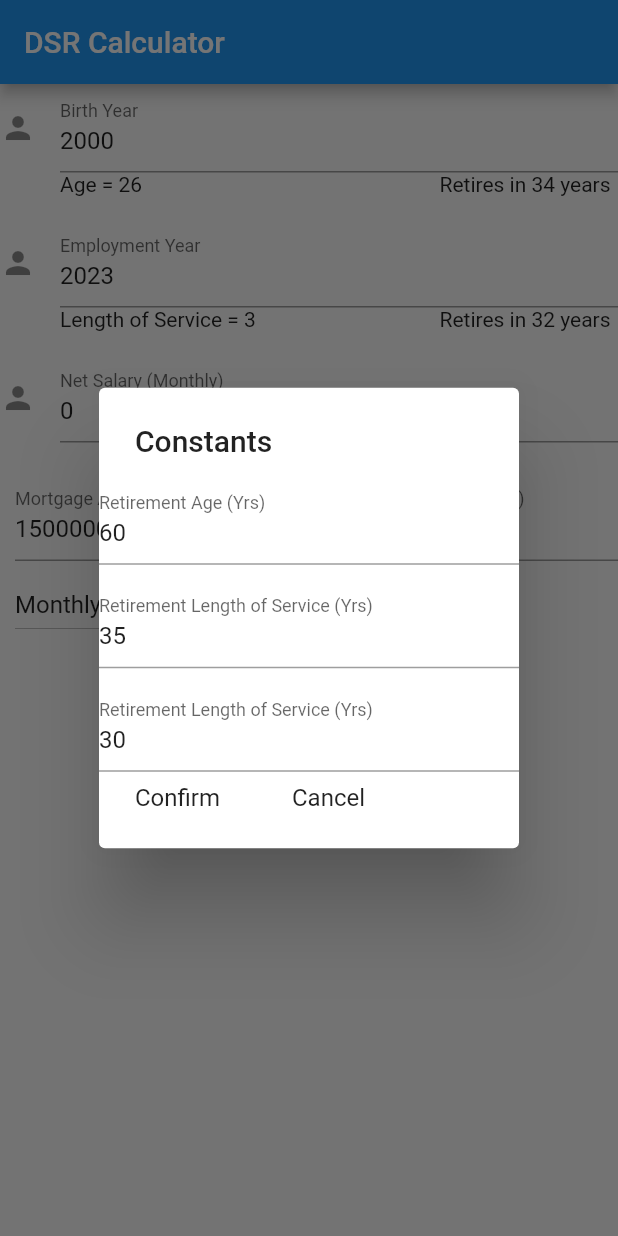
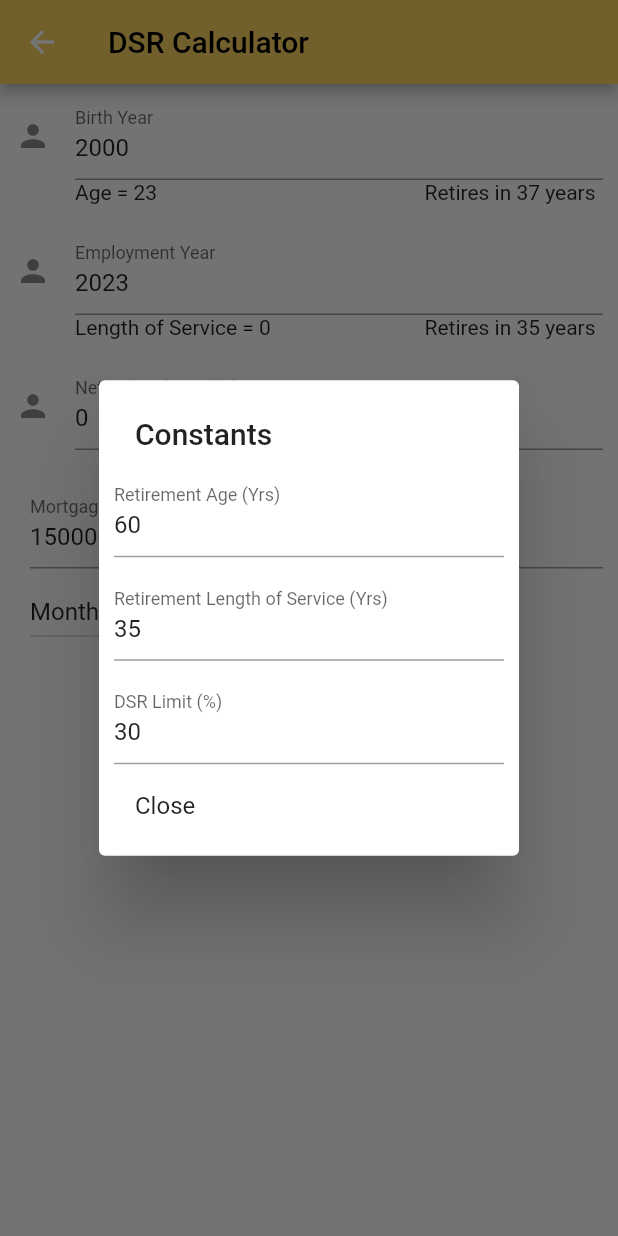
Before and after one commit to AliAkolade/DSR-Calculator, a Flutter app: the MyHomePage screen opened directly, after a tap on "Edit Constants", on a phone screen of 412 x 824 dp. Run offline on Flutter 3.47's test engine with Material 2 defaults, Android fonts, the phone set to English and light mode, and no system bars; our stand-ins replace flutter_multi_formatter; missing offline and left inert: splash_view.

Commit message:
version 1

```diff
--- a/lib/main.dart
+++ b/lib/main.dart
@@ -4,6 +4,8 @@ import 'package:flutter/material.dart';
 import 'package:flutter/services.dart';
 import 'package:flutter_multi_formatter/flutter_multi_formatter.dart';
 import 'package:intl/intl.dart';
+import 'package:splash_view/source/presentation/pages/pages.dart';
+import 'package:splash_view/source/presentation/widgets/done.dart';
 
 void main() {
   runApp(const MyApp());
@@ -14,9 +16,18 @@ class MyApp extends StatelessWidget {
 
   @override
   Widget build(BuildContext context) {
-    return const MaterialApp(title: 'DSR Calculator',
+    return MaterialApp(
+        title: 'OKB Homes: DSR Calculator',
         debugShowCheckedModeBanner: false,
-        home: MyHomePage(title: 'DSR Calculator'));
+        home: SplashView(
+            backgroundColor: const Color.fromRGBO(37, 33, 34, 1),
+            logo: Image.asset('assets/dsrLogo.png'),
+            loadingIndicator: Column(children: const [
+              CircularProgressIndicator(color: Color.fromRGBO(246, 207, 96, 1)),
+              SizedBox(height: 20)
+            ]),
+            bottomLoading: true,
+            done: Done(const MyHomePage(title: 'DSR Calculator'))));
   }
 }
 
@@ -31,8 +42,15 @@ class MyHomePage extends StatefulWidget {
 class _MyHomePageState extends State<MyHomePage> {
   @override
   Widget build(BuildContext context) {
-    return Scaffold(appBar: AppBar(title: Text(widget.title)),
-        body: const SingleChildScrollView(child: DSRForm()));
+    return Scaffold(
+        appBar: AppBar(
+            title:
+                Text(widget.title, style: const TextStyle(color: Colors.black)),
+            backgroundColor: const Color.fromRGBO(246, 207, 96, 1)),
+        body: const SingleChildScrollView(
+            child: Padding(
+                padding: EdgeInsets.symmetric(horizontal: 10, vertical: 5),
+                child: DSRForm())));
   }
 }
 
@@ -50,8 +68,8 @@ class DSRFormState extends State<DSRForm> {
   TextEditingController yearOfBirth = TextEditingController(text: "2000");
   TextEditingController yearOfEmployment = TextEditingController(text: "2023");
   TextEditingController netSalary = TextEditingController(text: "0");
-  TextEditingController mortgageAmount = TextEditingController(
-      text: "15000000");
+  TextEditingController mortgageAmount =
+      TextEditingController(text: "15000000");
   TextEditingController mortgageInterest = TextEditingController(text: "10");
   TextEditingController mortgageTenure = TextEditingController(text: "1");
   TextEditingController maxAge = TextEditingController(text: "60");
@@ -78,44 +96,56 @@ class DSRFormState extends State<DSRForm> {
   final NumberFormat usCurrency = NumberFormat('#,###.##', 'en_US');
 
   editConstants() {
-    showDialog(context: context, builder: (BuildContext context) {
-      return SimpleDialog(title: const Text('Constants'),
-        children: <Widget>[
-          TextFormField(controller: maxAge,
+    showDialog(
+        context: context,
+        builder: (BuildContext context) {
+          return SimpleDialog(title: const Text('Constants'), children: <
+              Widget>[
+            Padding(
+                padding: const EdgeInsets.fromLTRB(10, 0, 10, 10),
+                child: Column(children: [
+                  TextFormField(
+                      controller: maxAge,
                       keyboardType: TextInputType.number,
                       inputFormatters: [FilteringTextInputFormatter.digitsOnly],
                       decoration: const InputDecoration(
                           labelText: 'Retirement Age (Yrs)'),
                       onChanged: (value) {
+                        retireAge = int.parse(value) -
+                            (DateTime.now().year - int.parse(yearOfBirth.text));
                         getMaxPeriod();
                       }),
                   const SizedBox(height: 10),
-          TextFormField(controller: maxService,
+                  TextFormField(
+                      controller: maxService,
                       keyboardType: TextInputType.number,
                       inputFormatters: [FilteringTextInputFormatter.digitsOnly],
                       decoration: const InputDecoration(
                           labelText: 'Retirement Length of Service (Yrs)'),
                       onChanged: (value) {
+                        retireService = int.parse(value) -
+                            (DateTime.now().year -
+                                int.parse(yearOfEmployment.text));
                         getMaxPeriod();
                       }),
                   const SizedBox(height: 10),
-          TextFormField(controller: dsrLimit,
+                  TextFormField(
+                      controller: dsrLimit,
                       keyboardType: TextInputType.number,
                       inputFormatters: [FilteringTextInputFormatter.digitsOnly],
-              decoration: const InputDecoration(
-                  labelText: 'Retirement Length of Service (Yrs)'),
+                      decoration:
+                          const InputDecoration(labelText: 'DSR Limit (%)'),
                       onChanged: (value) {
                         calculateDSR();
-              }),
-
-          Row(children: [SimpleDialogOption(onPressed: () {
+                      })
+                ])),
+            SimpleDialogOption(
+                onPressed: () {
                   getMaxPeriod();
                   Navigator.pop(context);
-          }, child: const Text('Confirm'),), SimpleDialogOption(onPressed: () {
-            Navigator.pop(context);
-          }, child: const Text('Cancel'),)
-          ])
-        ],);
+                },
+                child: const Text('Close'))
+          ]);
         });
   }
 
@@ -142,9 +172,13 @@ class DSRFormState extends State<DSRForm> {
 
   calculateDSR() {
     setState(() {
-      dsr = double.parse(((emi / (double.parse(
-          netSalary.text.replaceAll("₦ ", "").replaceAll(",", "")) *
-          (12 / noPayments))) * 100).toStringAsFixed(3));
+      dsr = double.parse(((emi /
+                  (double.parse(netSalary.text
+                          .replaceAll("₦ ", "")
+                          .replaceAll(",", "")) *
+                      (12 / noPayments))) *
+              100)
+          .toStringAsFixed(3));
     });
   }
 
@@ -152,39 +186,32 @@ class DSRFormState extends State<DSRForm> {
   void initState() {
     super.initState();
     setState(() {
-      age = DateTime
-          .now()
-          .year - int.parse(yearOfBirth.text);
-      retireAge = int.parse(maxAge.text) - (DateTime
-          .now()
-          .year - int.parse(yearOfBirth.text));
-      lenService = DateTime
-          .now()
-          .year - int.parse(yearOfEmployment.text);
-      retireService = int.parse(maxService.text) - (DateTime
-          .now()
-          .year - int.parse(yearOfEmployment.text));
+      age = DateTime.now().year - int.parse(yearOfBirth.text);
+      retireAge = int.parse(maxAge.text) -
+          (DateTime.now().year - int.parse(yearOfBirth.text));
+      lenService = DateTime.now().year - int.parse(yearOfEmployment.text);
+      retireService = int.parse(maxService.text) -
+          (DateTime.now().year - int.parse(yearOfEmployment.text));
       getMaxPeriod();
     });
   }
 
   @override
   Widget build(BuildContext context) {
-    return Form(key: _formKey,
-        child: Column(mainAxisAlignment: MainAxisAlignment.start,
-            children: <Widget>[
-              TextFormField(controller: yearOfBirth,
+    return Form(
+        key: _formKey,
+        child: Column(mainAxisAlignment: MainAxisAlignment.start, children: <
+            Widget>[
+          TextFormField(
+              controller: yearOfBirth,
               keyboardType: TextInputType.number,
               decoration: const InputDecoration(
                   icon: Icon(Icons.person), labelText: 'Birth Year'),
               onChanged: (value) {
                 setState(() {
-                      age = DateTime
-                          .now()
-                          .year - int.parse(value);
-                      retireAge = int.parse(maxAge.text) - (DateTime
-                          .now()
-                          .year - int.parse(value));
+                  age = DateTime.now().year - int.parse(value);
+                  retireAge = int.parse(maxAge.text) -
+                      (DateTime.now().year - int.parse(value));
                   getMaxPeriod();
                 });
               }),
@@ -196,18 +223,16 @@ class DSRFormState extends State<DSRForm> {
             const SizedBox(width: 5)
           ]),
           const SizedBox(height: 15),
-              TextFormField(keyboardType: TextInputType.number,
+          TextFormField(
+              keyboardType: TextInputType.number,
               controller: yearOfEmployment,
               decoration: const InputDecoration(
                   icon: Icon(Icons.person), labelText: 'Employment Year'),
               onChanged: (value) {
                 setState(() {
-                      lenService = DateTime
-                          .now()
-                          .year - int.parse(value);
-                      retireService = int.parse(maxService.text) - (DateTime
-                          .now()
-                          .year - int.parse(value));
+                  lenService = DateTime.now().year - int.parse(value);
+                  retireService = int.parse(maxService.text) -
+                      (DateTime.now().year - int.parse(value));
                   getMaxPeriod();
                 });
               }),
@@ -219,46 +244,55 @@ class DSRFormState extends State<DSRForm> {
             const SizedBox(width: 5)
           ]),
           const SizedBox(height: 15),
-              TextFormField(keyboardType: TextInputType.number,
+          TextFormField(
+              keyboardType: TextInputType.number,
               controller: netSalary,
               inputFormatters: [
-                    CurrencyInputFormatter(leadingSymbol: "₦",
+                CurrencyInputFormatter(
+                    leadingSymbol: "₦",
                     useSymbolPadding: true,
                     mantissaLength: 1)
               ],
-                  decoration: const InputDecoration(icon: Icon(Icons.person),
-                      labelText: 'Net Salary (Monthly)'),
+              decoration: const InputDecoration(
+                  icon: Icon(Icons.person), labelText: 'Net Salary (Monthly)'),
               onChanged: (text) {
                 calculateDSR();
               }),
           const SizedBox(height: 20),
           Row(children: [
             const SizedBox(width: 10),
-                Expanded(child: TextFormField(controller: mortgageAmount,
+            Expanded(
+                child: TextFormField(
+                    controller: mortgageAmount,
                     keyboardType: TextInputType.number,
                     inputFormatters: [
-                      CurrencyInputFormatter(leadingSymbol: "₦",
+                      CurrencyInputFormatter(
+                          leadingSymbol: "₦",
                           useSymbolPadding: true,
                           mantissaLength: 1)
                     ],
-                    decoration: const InputDecoration(
-                        labelText: 'Mortgage Amount'),
+                    decoration:
+                        const InputDecoration(labelText: 'Mortgage Amount'),
                     onChanged: (value) {
                       calculateEMI();
                     })),
             const SizedBox(width: 10),
-                Expanded(child: TextFormField(controller: mortgageInterest,
+            Expanded(
+                child: TextFormField(
+                    controller: mortgageInterest,
                     keyboardType: TextInputType.number,
-                    decoration: const InputDecoration(
-                        labelText: 'Interest (%)'),
+                    decoration:
+                        const InputDecoration(labelText: 'Interest (%)'),
                     onChanged: (value) {
                       calculateEMI();
                     })),
             const SizedBox(width: 10),
-                Expanded(child: TextFormField(controller: mortgageTenure,
+            Expanded(
+                child: TextFormField(
+                    controller: mortgageTenure,
                     keyboardType: TextInputType.number,
-                    decoration: const InputDecoration(
-                        labelText: 'Tenure (Yrs)'),
+                    decoration:
+                        const InputDecoration(labelText: 'Tenure (Yrs)'),
                     onChanged: (value) {
                       setState(() {
                         mPeriod = int.parse(value);
@@ -269,17 +303,16 @@ class DSRFormState extends State<DSRForm> {
           const SizedBox(height: 5),
           Row(children: [
             const SizedBox(width: 10),
-                DropdownButton(value: interval,
-                    items: intNames.map<DropdownMenuItem<String>>((
-                        String value) {
+            DropdownButton(
+                value: interval,
+                items: intNames.map<DropdownMenuItem<String>>((String value) {
                   return DropdownMenuItem<String>(
                       value: value, child: Text(value));
                 }).toList(),
                 onChanged: (String? value) {
                   setState(() {
                     interval = value!;
-                        noPayments =
-                            intPeriods.elementAt(intNames.indexOf(value));
+                    noPayments = intPeriods.elementAt(intNames.indexOf(value));
                   });
                   calculateEMI();
                 }),
@@ -289,12 +322,21 @@ class DSRFormState extends State<DSRForm> {
           const SizedBox(height: 30),
           Text("DSR - $dsr%"),
           const SizedBox(height: 5),
-              (dsr <= int.parse(dsrLimit.text)) ? const Text("Qualified") : const Text(
-                  "Not Qualified"),
+          (dsr <= int.parse(dsrLimit.text))
+              ? const Text("Qualified",
+                  style: TextStyle(
+                      color: Colors.green, fontWeight: FontWeight.bold))
+              : const Text("Not Qualified",
+                  style: TextStyle(
+                      color: Colors.red, fontWeight: FontWeight.bold)),
           const SizedBox(height: 20),
-              OutlinedButton(onPressed: () {
+          OutlinedButton(
+              onPressed: () {
                 editConstants();
-              }, child: const Text("Edit Constants"))
+              },
+              child: const Text("Edit Constants",
+                  style: TextStyle(
+                      color: Colors.black54, fontWeight: FontWeight.bold)))
         ]));
   }
 }
```
Also changed, not shown: pubspec.yaml (+11 -73 lines), assets/dsrLogo.png (added). Lines whose indentation alone changed are shown as unchanged.
